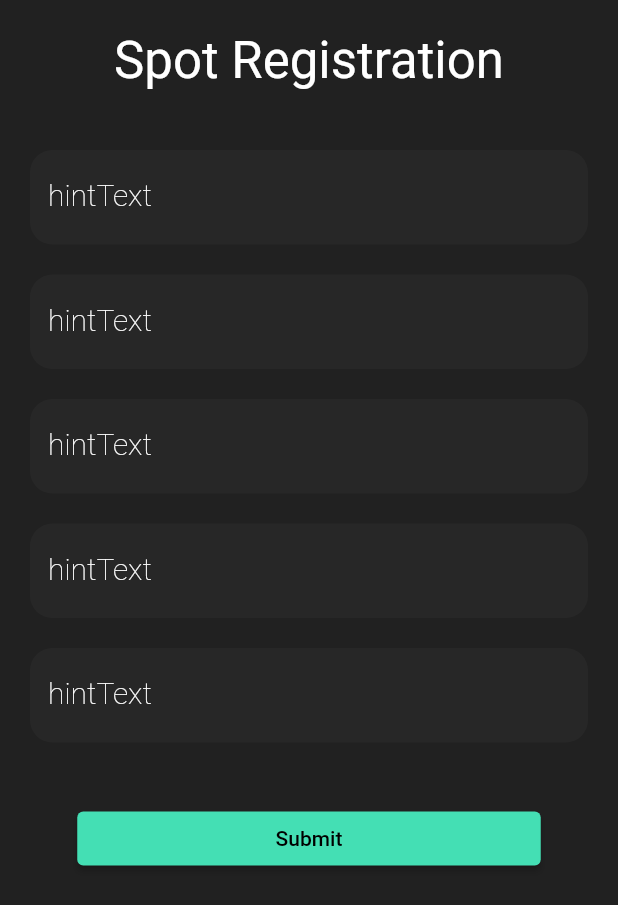
After one commit to Karthik-Sunil-K/Hestia22-Admin, a Flutter app: the screen it shows after launch, after a tap on "spot-registration", on a phone screen of 412 x 824 dp. The commit adds this screen. Shown: the top 905 px of the screen. Run offline on Flutter 3.47's test engine with Material 2 defaults, Android fonts, the phone set to English and light mode, and no system bars; our stand-ins replace lottie; Roboto replaces fonts that are missing (Helvetica).

Commit message:
spot registration screen added

```diff
--- a/lib/main.dart
+++ b/lib/main.dart
@@ -2,6 +2,7 @@ import 'package:flutter/material.dart';
 import 'package:hestiaadmin/screens/attendance/attendance.dart';
 
 import 'package:hestiaadmin/screens/bottomnavigation/navbar.dart';
+import 'package:hestiaadmin/screens/spot_registration/spot_registration.dart';
 import 'screens/login/login.dart';
 // import 'package:webview_flutter/webview_flutter.dart';
 
@@ -68,6 +69,15 @@ class _MyHomePageState extends State<MyHomePage> {
                 child: const Text("attendance"),
               ),
               ElevatedButton(
+                onPressed: () {
+                  Navigator.push(
+                      context,
+                      MaterialPageRoute(
+                          builder: (context) => const SpotRegistration()));
+                },
+                child: const Text("spot-registration"),
+              ),
+              ElevatedButton(
                   onPressed: () {
                     Navigator.push(
                         context,
--- /dev/null
+++ b/lib/screens/spot_registration/spot_registration.dart
@@ -0,0 +1,146 @@
+import 'package:flutter/material.dart';
+
+class SpotRegistration extends StatelessWidget {
+  const SpotRegistration({Key? key}) : super(key: key);
+
+  final gap = const SizedBox(height: 20);
+
+  @override
+  Widget build(BuildContext context) {
+    return SafeArea(
+      child: Scaffold(
+        backgroundColor: Colors.grey.shade900,
+        body: Padding(
+          padding: const EdgeInsets.symmetric(horizontal: 20.0),
+          child: Column(
+            children: [
+              gap,
+              Text(
+                'Spot Registration',
+                style: Theme.of(context)
+                    .textTheme
+                    .headline4!
+                    .copyWith(color: Colors.white),
+                // style: TextStyle(
+                //   color: Colors.white,
+                // ),
+              ),
+              gap,
+              gap,
+              _TextField(hintText: 'hintText', valueChanged: (_) {}),
+              gap,
+              _TextField(hintText: 'hintText', valueChanged: (_) {}),
+              gap,
+              _TextField(hintText: 'hintText', valueChanged: (_) {}),
+              gap,
+              _TextField(hintText: 'hintText', valueChanged: (_) {}),
+              gap,
+              _TextField(hintText: 'hintText', valueChanged: (_) {}),
+              gap,
+              gap,
+              SizedBox(
+                width: MediaQuery.of(context).size.width * 0.75,
+                child: ElevatedButton(
+                  style: ElevatedButton.styleFrom(
+                    primary: const Color.fromRGBO(68, 223, 180, 1),
+                  ),
+                  onPressed: () {},
+                  child: const Text(
+                    'Submit',
+                    style: TextStyle(
+                      color: Colors.black,
+                    ),
+                  ),
+                ),
+              ),
+            ],
+          ),
+        ),
+      ),
+    );
+  }
+}
+
+class _TextField extends StatefulWidget {
+  final String hintText;
+  // final VoidCallback valueChanged;
+  final Function(String?) valueChanged;
+  final String? errorText;
+  final String? initialValue;
+  final TextInputType? keyboard;
+  const _TextField({
+    Key? key,
+    required this.hintText,
+    required this.valueChanged,
+    this.errorText,
+    this.initialValue,
+    this.keyboard,
+  }) : super(key: key);
+
+  @override
+  State<_TextField> createState() => _TextFieldState();
+}
+
+class _TextFieldState extends State<_TextField> {
+  bool start = false;
+  @override
+  void initState() {
+    super.initState();
+    Future.delayed(const Duration(milliseconds: 200)).then(
+      (value) => setState(() {
+        start = true;
+      }),
+    );
+  }
+
+  @override
+  Widget build(BuildContext context) {
+    // final screenHeight = MediaQuery.of(context).size.height;
+    // final screenWidth = MediaQuery.of(context).size.width;
+    return Container(
+      padding: const EdgeInsets.all(0),
+      decoration: BoxDecoration(
+        borderRadius: BorderRadius.circular(15),
+      ),
+      child: TextFormField(
+        initialValue: widget.initialValue,
+        onChanged: widget.valueChanged,
+        scrollPhysics: const BouncingScrollPhysics(),
+        cursorColor: Colors.white,
+        cursorRadius: const Radius.circular(10),
+        style: const TextStyle(
+          fontFamily: 'Helvetica',
+          color: Colors.white,
+          fontSize: 20,
+        ),
+        textCapitalization: TextCapitalization.words,
+        keyboardType: widget.keyboard,
+        decoration: InputDecoration(
+          errorText: widget.errorText,
+          hintText: 'type here',
+          labelText: widget.hintText,
+          labelStyle: const TextStyle(
+            fontFamily: 'Helvetica',
+            color: Colors.white,
+            fontSize: 20,
+            fontWeight: FontWeight.w100,
+          ),
+          hintStyle: const TextStyle(
+            fontFamily: 'Helvetica',
+            color: Colors.white,
+            fontSize: 20,
+            fontWeight: FontWeight.w100,
+          ),
+          hoverColor: Colors.transparent,
+          focusColor: Colors.transparent,
+          fillColor: Colors.grey.withOpacity(.05),
+          filled: true,
+          border: OutlineInputBorder(
+            borderRadius: BorderRadius.circular(15),
+            borderSide: BorderSide.none,
+          ),
+        ),
+      ),
+    );
+  }
+}
```
